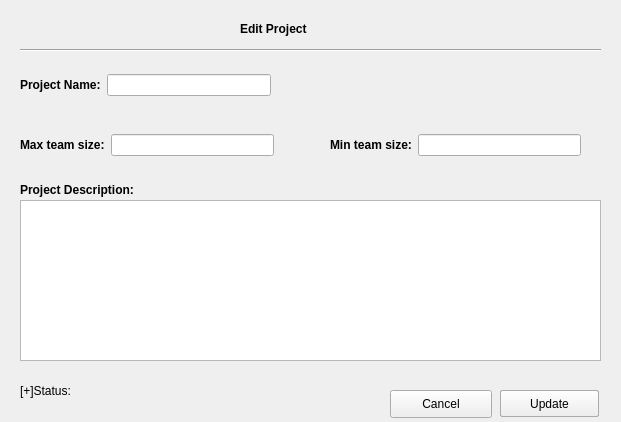
First picture: the form in D1/editprojectview.ui, repository GuelorEmanuel/Team-Tech-Support, before the edit.
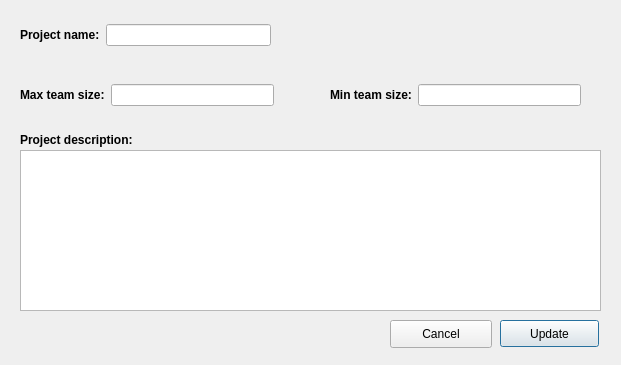
Second picture: the form after the edit.

What changed in the file:
```diff
--- a/D1/editprojectview.ui
+++ b/D1/editprojectview.ui
@@ -7,7 +7,7 @@
     <x>0</x>
     <y>0</y>
     <width>621</width>
-    <height>422</height>
+    <height>365</height>
    </rect>
   </property>
   <property name="windowTitle">
@@ -17,7 +17,7 @@
    <property name="geometry">
     <rect>
      <x>20</x>
-     <y>180</y>
+     <y>130</y>
      <width>171</width>
      <height>20</height>
     </rect>
@@ -29,27 +29,14 @@
     </font>
    </property>
    <property name="text">
-    <string>Project Description:</string>
-   </property>
-  </widget>
-  <widget class="QPushButton" name="createBtn">
-   <property name="geometry">
-    <rect>
-     <x>500</x>
-     <y>390</y>
-     <width>99</width>
-     <height>27</height>
-    </rect>
-   </property>
-   <property name="text">
-    <string>Create</string>
+    <string>Project description:</string>
    </property>
   </widget>
   <widget class="QWidget" name="layoutWidget_2">
    <property name="geometry">
     <rect>
      <x>20</x>
-     <y>130</y>
+     <y>80</y>
      <width>254</width>
      <height>30</height>
     </rect>
@@ -77,7 +64,7 @@
    <property name="geometry">
     <rect>
      <x>330</x>
-     <y>130</y>
+     <y>80</y>
      <width>251</width>
      <height>30</height>
     </rect>
@@ -101,24 +88,11 @@
     </item>
    </layout>
   </widget>
-  <widget class="Line" name="line">
-   <property name="geometry">
-    <rect>
-     <x>20</x>
-     <y>40</y>
-     <width>581</width>
-     <height>20</height>
-    </rect>
-   </property>
-   <property name="orientation">
-    <enum>Qt::Horizontal</enum>
-   </property>
-  </widget>
   <widget class="QPlainTextEdit" name="projectDescription">
    <property name="geometry">
     <rect>
      <x>20</x>
-     <y>200</y>
+     <y>150</y>
      <width>581</width>
      <height>161</height>
     </rect>
@@ -128,7 +102,7 @@
    <property name="geometry">
     <rect>
      <x>500</x>
-     <y>390</y>
+     <y>320</y>
      <width>99</width>
      <height>27</height>
     </rect>
@@ -141,7 +115,7 @@
    <property name="geometry">
     <rect>
      <x>20</x>
-     <y>70</y>
+     <y>20</y>
      <width>251</width>
      <height>30</height>
     </rect>
@@ -156,7 +130,7 @@
        </font>
       </property>
       <property name="text">
-       <string>Project Name:</string>
+       <string>Project name:</string>
       </property>
      </widget>
     </item>
@@ -165,30 +139,11 @@
     </item>
    </layout>
   </widget>
-  <widget class="QLabel" name="dialogTitleLbl">
-   <property name="geometry">
-    <rect>
-     <x>240</x>
-     <y>20</y>
-     <width>101</width>
-     <height>17</height>
-    </rect>
-   </property>
-   <property name="font">
-    <font>
-     <weight>75</weight>
-     <bold>true</bold>
-    </font>
-   </property>
-   <property name="text">
-    <string>Edit Project</string>
-   </property>
-  </widget>
   <widget class="QPushButton" name="cancelButton">
    <property name="geometry">
     <rect>
      <x>390</x>
-     <y>390</y>
+     <y>320</y>
      <width>102</width>
      <height>28</height>
     </rect>
@@ -201,13 +156,13 @@
    <property name="geometry">
     <rect>
      <x>20</x>
-     <y>370</y>
+     <y>320</y>
      <width>361</width>
-     <height>41</height>
+     <height>31</height>
     </rect>
    </property>
    <property name="text">
-    <string>[+]Status:</string>
+    <string/>
    </property>
   </widget>
  </widget>
```
Left out of the diff: 2 changed lines with no effect on the pictures.
